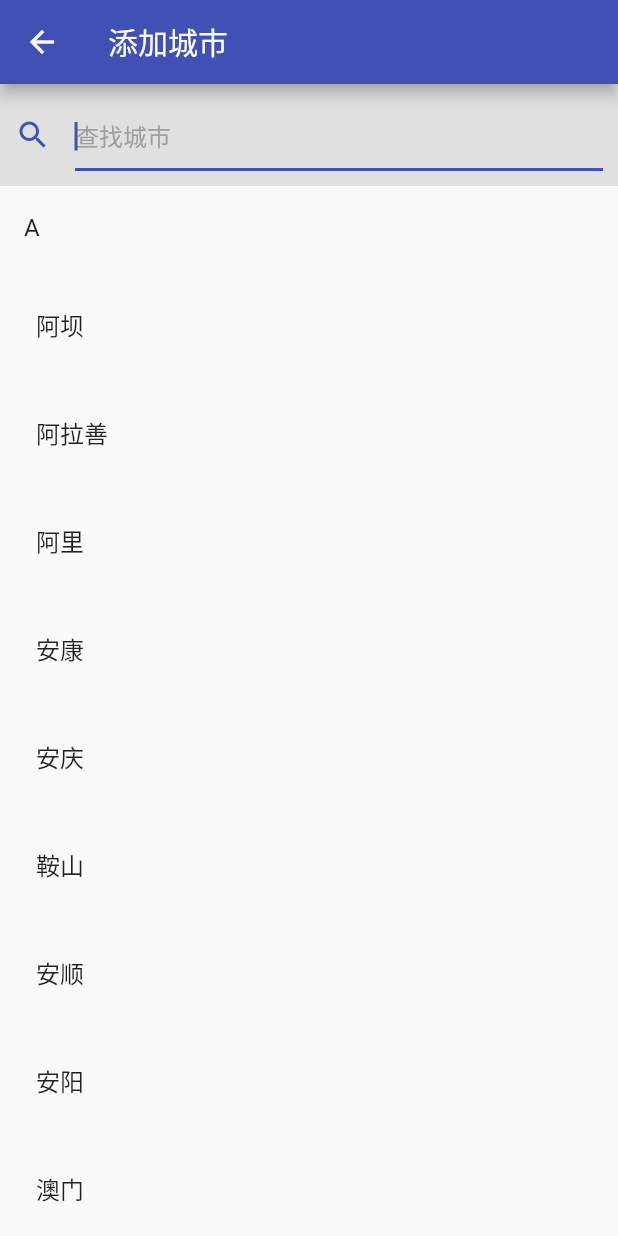
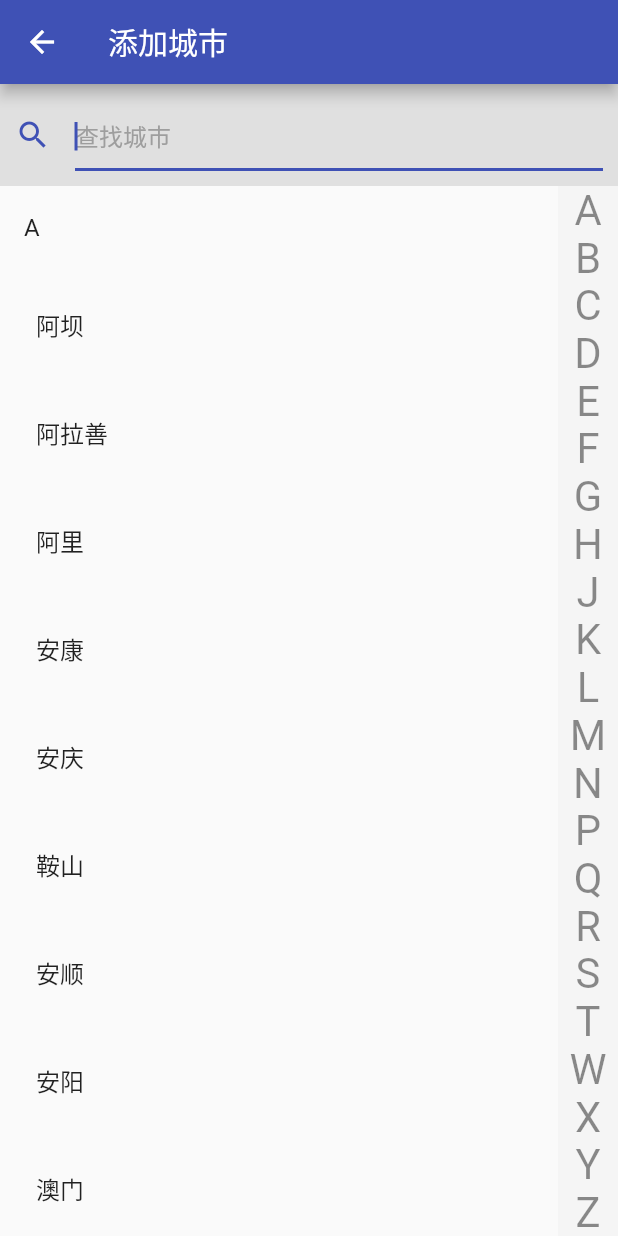
Before and after one commit to icefee/simple_weather, a Flutter app: the CityList screen opened directly, on a phone screen of 412 x 824 dp. Run offline on Flutter 3.47's test engine with Material 2 defaults, Android fonts, the phone set to English and light mode, and no system bars; our stand-ins replace permission_handler; missing offline and left inert: amap_flutter_location.

Commit message:
修复城市列表显示的问题

```diff
--- a/lib/pages/city_list.dart
+++ b/lib/pages/city_list.dart
@@ -148,7 +148,7 @@ class _CityList extends State<CityList> {
                                     children: [
                                       for (final Map city in __cities) GestureDetector(
                                         child: Container(
-                                          child: Text(city['title']),
+                                          child: Text(city['title'], style: TextStyle(color: Colors.black45)),
                                           // color: city['title'] == activeChar ? Theme.of(context).primaryColor : null,
                                         ),
                                         onPanUpdate: (detail) => onPanUpdate(detail, constraints.maxHeight),
@@ -168,7 +168,7 @@ class _CityList extends State<CityList> {
                             color: Colors.grey[100],
                           ),
                         ),
-                        offstage: _keyword.isEmpty,
+                        offstage: _keyword.isNotEmpty,
                       ),
                       Align(
                         alignment: Alignment.center,
--- a/lib/pages/home.dart
+++ b/lib/pages/home.dart
@@ -157,7 +157,6 @@ class HomeState extends State<Home> {
   }
 
   void onLocate(value) {
-    print(value);
     if (value != null && value['city'] != '') {
       // _province = _locationResult['province'];
       _city = value['city'];
```
